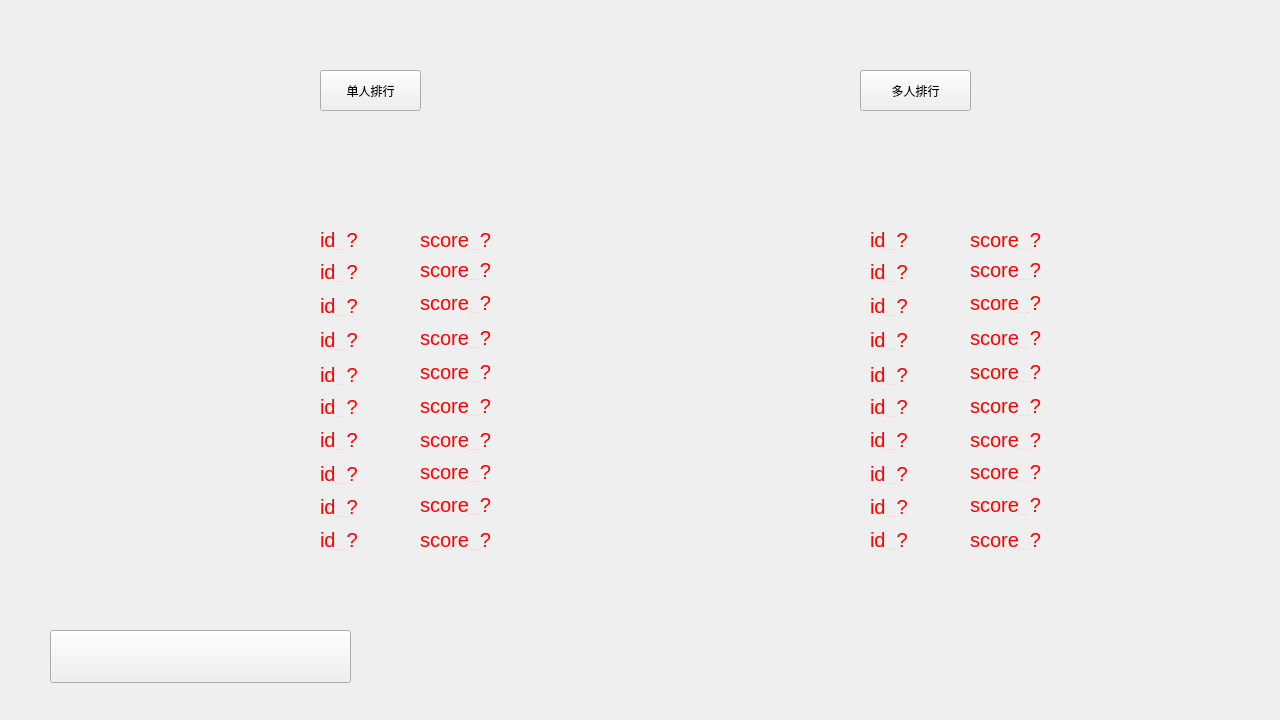
Old version of the form client/windows/rankwindow.ui in the repository HFDLYS/HeartstringsResonance.
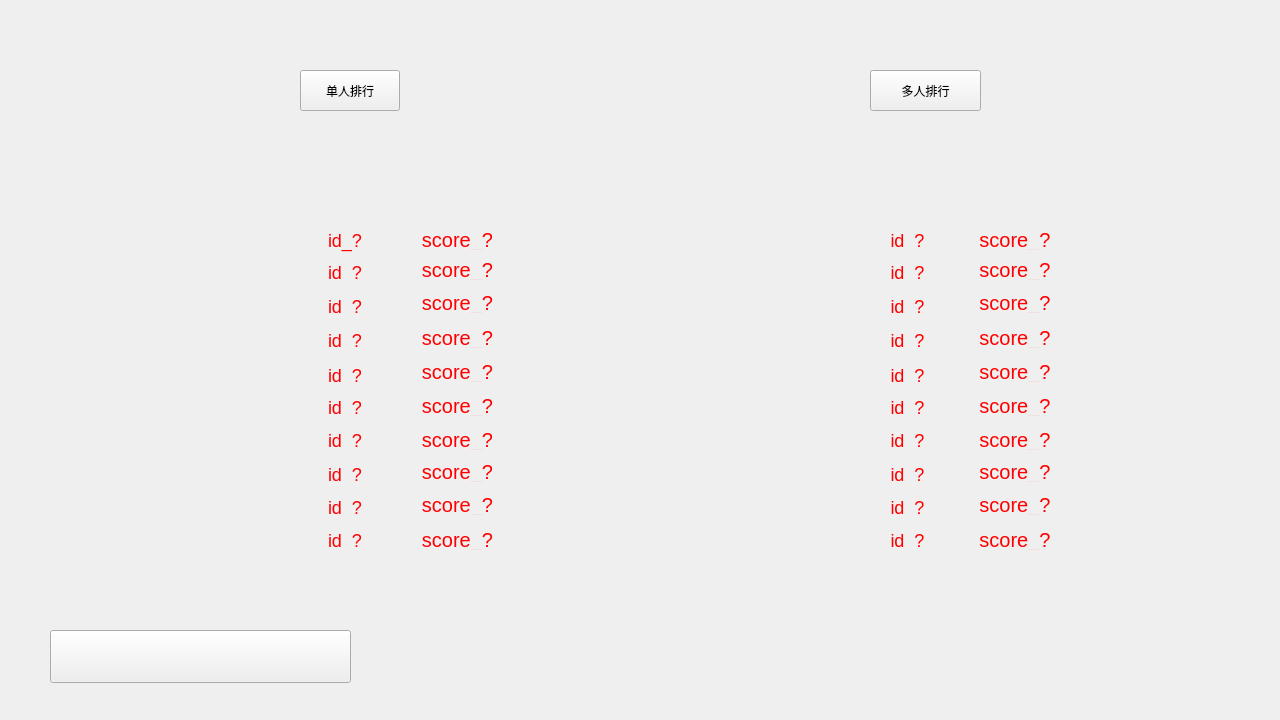
New version of the form. Icons and pictures are not drawn.

Commit message: pref: 优化排行榜界面

Diff of the .ui file:
```diff
--- a/client/windows/rankwindow.ui
+++ b/client/windows/rankwindow.ui
@@ -56,9 +56,9 @@
    <widget class="QWidget" name="rank" native="true">
     <property name="geometry">
      <rect>
-      <x>140</x>
+      <x>110</x>
       <y>40</y>
-      <width>451</width>
+      <width>500</width>
       <height>591</height>
      </rect>
     </property>
@@ -68,15 +68,15 @@
     <widget class="QLabel" name="id_1">
      <property name="geometry">
       <rect>
-       <x>180</x>
-       <y>190</y>
-       <width>80</width>
-       <height>20</height>
+       <x>170</x>
+       <y>185</y>
+       <width>130</width>
+       <height>30</height>
       </rect>
      </property>
      <property name="styleSheet">
       <string notr="true">QLabel{
-	font-size:20px;
+	font-size:18px;
 	color:Red;
 	font-family:幼圆;
 }</string>
@@ -84,19 +84,22 @@
      <property name="text">
       <string>id_?</string>
      </property>
+     <property name="alignment">
+      <set>Qt::AlignmentFlag::AlignCenter</set>
+     </property>
     </widget>
     <widget class="QLabel" name="id_2">
      <property name="geometry">
       <rect>
-       <x>180</x>
+       <x>170</x>
        <y>222</y>
-       <width>80</width>
+       <width>130</width>
        <height>20</height>
       </rect>
      </property>
      <property name="styleSheet">
       <string notr="true">QLabel{
-	font-size:20px;
+	font-size:18px;
 	color:Red;
 	font-family:幼圆;
 }</string>
@@ -104,19 +107,22 @@
      <property name="text">
       <string>id_?</string>
      </property>
+     <property name="alignment">
+      <set>Qt::AlignmentFlag::AlignCenter</set>
+     </property>
     </widget>
     <widget class="QLabel" name="id_3">
      <property name="geometry">
       <rect>
-       <x>180</x>
+       <x>170</x>
        <y>256</y>
-       <width>80</width>
+       <width>130</width>
        <height>20</height>
       </rect>
      </property>
      <property name="styleSheet">
       <string notr="true">QLabel{
-	font-size:20px;
+	font-size:18px;
 	color:Red;
 	font-family:幼圆;
 }</string>
@@ -124,19 +130,22 @@
      <property name="text">
       <string>id_?</string>
      </property>
+     <property name="alignment">
+      <set>Qt::AlignmentFlag::AlignCenter</set>
+     </property>
     </widget>
     <widget class="QLabel" name="id_4">
      <property name="geometry">
       <rect>
-       <x>180</x>
+       <x>170</x>
        <y>290</y>
-       <width>80</width>
+       <width>130</width>
        <height>20</height>
       </rect>
      </property>
      <property name="styleSheet">
       <string notr="true">QLabel{
-	font-size:20px;
+	font-size:18px;
 	color:Red;
 	font-family:幼圆;
 }</string>
@@ -144,19 +153,22 @@
      <property name="text">
       <string>id_?</string>
      </property>
+     <property name="alignment">
+      <set>Qt::AlignmentFlag::AlignCenter</set>
+     </property>
     </widget>
     <widget class="QLabel" name="id_5">
      <property name="geometry">
       <rect>
-       <x>180</x>
+       <x>170</x>
        <y>325</y>
-       <width>80</width>
+       <width>130</width>
        <height>20</height>
       </rect>
      </property>
      <property name="styleSheet">
       <string notr="true">QLabel{
-	font-size:20px;
+	font-size:18px;
 	color:Red;
 	font-family:幼圆;
 }</string>
@@ -164,19 +176,22 @@
      <property name="text">
       <string>id_?</string>
      </property>
+     <property name="alignment">
+      <set>Qt::AlignmentFlag::AlignCenter</set>
+     </property>
     </widget>
     <widget class="QLabel" name="id_6">
      <property name="geometry">
       <rect>
-       <x>180</x>
+       <x>170</x>
        <y>357</y>
-       <width>80</width>
+       <width>130</width>
        <height>20</height>
       </rect>
      </property>
      <property name="styleSheet">
       <string notr="true">QLabel{
-	font-size:20px;
+	font-size:18px;
 	color:Red;
 	font-family:幼圆;
 }</string>
@@ -184,19 +199,22 @@
      <property name="text">
       <string>id_?</string>
      </property>
+     <property name="alignment">
+      <set>Qt::AlignmentFlag::AlignCenter</set>
+     </property>
     </widget>
     <widget class="QLabel" name="id_7">
      <property name="geometry">
       <rect>
-       <x>180</x>
+       <x>170</x>
        <y>390</y>
-       <width>80</width>
+       <width>130</width>
        <height>20</height>
       </rect>
      </property>
      <property name="styleSheet">
       <string notr="true">QLabel{
-	font-size:20px;
+	font-size:18px;
 	color:Red;
 	font-family:幼圆;
 }</string>
@@ -204,19 +222,22 @@
      <property name="text">
       <string>id_?</string>
      </property>
+     <property name="alignment">
+      <set>Qt::AlignmentFlag::AlignCenter</set>
+     </property>
     </widget>
     <widget class="QLabel" name="id_8">
      <property name="geometry">
       <rect>
-       <x>180</x>
+       <x>170</x>
        <y>424</y>
-       <width>80</width>
+       <width>130</width>
        <height>20</height>
       </rect>
      </property>
      <property name="styleSheet">
       <string notr="true">QLabel{
-	font-size:20px;
+	font-size:18px;
 	color:Red;
 	font-family:幼圆;
 }</string>
@@ -224,19 +245,22 @@
      <property name="text">
       <string>id_?</string>
      </property>
+     <property name="alignment">
+      <set>Qt::AlignmentFlag::AlignCenter</set>
+     </property>
     </widget>
     <widget class="QLabel" name="id_9">
      <property name="geometry">
       <rect>
-       <x>180</x>
+       <x>170</x>
        <y>457</y>
-       <width>80</width>
+       <width>130</width>
        <height>20</height>
       </rect>
      </property>
      <property name="styleSheet">
       <string notr="true">QLabel{
-	font-size:20px;
+	font-size:18px;
 	color:Red;
 	font-family:幼圆;
 }</string>
@@ -244,19 +268,22 @@
      <property name="text">
       <string>id_?</string>
      </property>
+     <property name="alignment">
+      <set>Qt::AlignmentFlag::AlignCenter</set>
+     </property>
     </widget>
     <widget class="QLabel" name="id_10">
      <property name="geometry">
       <rect>
-       <x>180</x>
+       <x>170</x>
        <y>490</y>
-       <width>80</width>
+       <width>130</width>
        <height>20</height>
       </rect>
      </property>
      <property name="styleSheet">
       <string notr="true">QLabel{
-	font-size:20px;
+	font-size:18px;
 	color:Red;
 	font-family:幼圆;
 }</string>
@@ -264,13 +291,16 @@
      <property name="text">
       <string>id_?</string>
      </property>
+     <property name="alignment">
+      <set>Qt::AlignmentFlag::AlignCenter</set>
+     </property>
     </widget>
     <widget class="QLabel" name="score_10">
      <property name="geometry">
       <rect>
-       <x>280</x>
+       <x>300</x>
        <y>490</y>
-       <width>80</width>
+       <width>95</width>
        <height>20</height>
       </rect>
      </property>
@@ -284,13 +314,16 @@
      <property name="text">
       <string>score_?</string>
      </property>
+     <property name="alignment">
+      <set>Qt::AlignmentFlag::AlignCenter</set>
+     </property>
     </widget>
     <widget class="QLabel" name="score_9">
      <property name="geometry">
       <rect>
-       <x>280</x>
+       <x>300</x>
        <y>455</y>
-       <width>80</width>
+       <width>95</width>
        <height>20</height>
       </rect>
      </property>
@@ -304,13 +337,16 @@
      <property name="text">
       <string>score_?</string>
      </property>
+     <property name="alignment">
+      <set>Qt::AlignmentFlag::AlignCenter</set>
+     </property>
     </widget>
     <widget class="QLabel" name="score_8">
      <property name="geometry">
       <rect>
-       <x>280</x>
+       <x>300</x>
        <y>422</y>
-       <width>80</width>
+       <width>95</width>
        <height>20</height>
       </rect>
      </property>
@@ -324,13 +360,16 @@
      <property name="text">
       <string>score_?</string>
      </property>
+     <property name="alignment">
+      <set>Qt::AlignmentFlag::AlignCenter</set>
+     </property>
     </widget>
     <widget class="QLabel" name="score_7">
      <property name="geometry">
       <rect>
-       <x>280</x>
+       <x>300</x>
        <y>390</y>
-       <width>80</width>
+       <width>95</width>
        <height>20</height>
       </rect>
      </property>
@@ -344,13 +383,16 @@
      <property name="text">
       <string>score_?</string>
      </property>
+     <property name="alignment">
+      <set>Qt::AlignmentFlag::AlignCenter</set>
+     </property>
     </widget>
     <widget class="QLabel" name="score_6">
      <property name="geometry">
       <rect>
-       <x>280</x>
+       <x>300</x>
        <y>356</y>
-       <width>80</width>
+       <width>95</width>
        <height>20</height>
       </rect>
      </property>
@@ -364,13 +406,16 @@
      <property name="text">
       <string>score_?</string>
      </property>
+     <property name="alignment">
+      <set>Qt::AlignmentFlag::AlignCenter</set>
+     </property>
     </widget>
     <widget class="QLabel" name="score_5">
      <property name="geometry">
       <rect>
-       <x>280</x>
+       <x>300</x>
        <y>322</y>
-       <width>80</width>
+       <width>95</width>
        <height>20</height>
       </rect>
      </property>
@@ -384,13 +429,16 @@
      <property name="text">
       <string>score_?</string>
      </property>
+     <property name="alignment">
+      <set>Qt::AlignmentFlag::AlignCenter</set>
+     </property>
     </widget>
     <widget class="QLabel" name="score_4">
      <property name="geometry">
       <rect>
-       <x>280</x>
+       <x>300</x>
        <y>288</y>
-       <width>80</width>
+       <width>95</width>
        <height>20</height>
       </rect>
      </property>
@@ -404,13 +452,16 @@
      <property name="text">
       <string>score_?</string>
      </property>
+     <property name="alignment">
+      <set>Qt::AlignmentFlag::AlignCenter</set>
+     </property>
     </widget>
     <widget class="QLabel" name="score_3">
      <property name="geometry">
       <rect>
-       <x>280</x>
+       <x>300</x>
        <y>253</y>
-       <width>80</width>
+       <width>95</width>
        <height>20</height>
       </rect>
      </property>
@@ -424,13 +475,16 @@
      <property name="text">
       <string>score_?</string>
      </property>
+     <property name="alignment">
+      <set>Qt::AlignmentFlag::AlignCenter</set>
+     </property>
     </widget>
     <widget class="QLabel" name="score_2">
      <property name="geometry">
       <rect>
-       <x>280</x>
+       <x>300</x>
        <y>220</y>
-       <width>80</width>
+       <width>95</width>
        <height>20</height>
       </rect>
      </property>
@@ -444,13 +498,16 @@
      <property name="text">
       <string>score_?</string>
      </property>
+     <property name="alignment">
+      <set>Qt::AlignmentFlag::AlignCenter</set>
+     </property>
     </widget>
     <widget class="QLabel" name="score_1">
      <property name="geometry">
       <rect>
-       <x>280</x>
+       <x>300</x>
        <y>190</y>
-       <width>80</width>
+       <width>95</width>
        <height>20</height>
       </rect>
      </property>
@@ -464,13 +521,16 @@
      <property name="text">
       <string>score_?</string>
      </property>
+     <property name="alignment">
+      <set>Qt::AlignmentFlag::AlignCenter</set>
+     </property>
     </widget>
     <widget class="QPushButton" name="btnSingle">
      <property name="geometry">
       <rect>
-       <x>180</x>
+       <x>190</x>
        <y>30</y>
-       <width>101</width>
+       <width>100</width>
        <height>41</height>
       </rect>
      </property>
@@ -482,9 +542,9 @@
    <widget class="QWidget" name="rankmuti" native="true">
     <property name="geometry">
      <rect>
-      <x>690</x>
+      <x>670</x>
       <y>40</y>
-      <width>451</width>
+      <width>500</width>
       <height>591</height>
      </rect>
     </property>
@@ -494,15 +554,18 @@
     <widget class="QLabel" name="id_11">
      <property name="geometry">
       <rect>
-       <x>180</x>
+       <x>175</x>
        <y>190</y>
-       <width>80</width>
+       <width>125</width>
        <height>20</height>
       </rect>
      </property>
+     <property name="layoutDirection">
+      <enum>Qt::LayoutDirection::LeftToRight</enum>
+     </property>
      <property name="styleSheet">
       <string notr="true">QLabel{
-	font-size:20px;
+	font-size:18px;
 	color:Red;
 	font-family:幼圆;
 }</string>
@@ -510,19 +573,25 @@
      <property name="text">
       <string>id_?</string>
      </property>
+     <property name="alignment">
+      <set>Qt::AlignmentFlag::AlignCenter</set>
+     </property>
     </widget>
     <widget class="QLabel" name="id_12">
      <property name="geometry">
       <rect>
-       <x>180</x>
+       <x>175</x>
        <y>222</y>
-       <width>80</width>
+       <width>125</width>
        <height>20</height>
       </rect>
      </property>
+     <property name="layoutDirection">
+      <enum>Qt::LayoutDirection::LeftToRight</enum>
+     </property>
      <property name="styleSheet">
       <string notr="true">QLabel{
-	font-size:20px;
+	font-size:18px;
 	color:Red;
 	font-family:幼圆;
 }</string>
@@ -530,19 +599,25 @@
      <property name="text">
       <string>id_?</string>
      </property>
+     <property name="alignment">
+      <set>Qt::AlignmentFlag::AlignCenter</set>
+     </property>
     </widget>
     <widget class="QLabel" name="id_13">
      <property name="geometry">
       <rect>
-       <x>180</x>
+       <x>175</x>
        <y>256</y>
-       <width>80</width>
+       <width>125</width>
        <height>20</height>
       </rect>
      </property>
+     <property name="layoutDirection">
+      <enum>Qt::LayoutDirection::LeftToRight</enum>
+     </property>
      <property name="styleSheet">
       <string notr="true">QLabel{
-	font-size:20px;
+	font-size:18px;
 	color:Red;
 	font-family:幼圆;
 }</string>
@@ -550,19 +625,25 @@
      <property name="text">
       <string>id_?</string>
      </property>
+     <property name="alignment">
+      <set>Qt::AlignmentFlag::AlignCenter</set>
+     </property>
     </widget>
     <widget class="QLabel" name="id_14">
      <property name="geometry">
       <rect>
-       <x>180</x>
+       <x>175</x>
        <y>290</y>
-       <width>80</width>
+       <width>125</width>
        <height>20</height>
       </rect>
      </property>
+     <property name="layoutDirection">
+      <enum>Qt::LayoutDirection::LeftToRight</enum>
+     </property>
      <property name="styleSheet">
       <string notr="true">QLabel{
-	font-size:20px;
+	font-size:18px;
 	color:Red;
 	font-family:幼圆;
 }</string>
@@ -570,19 +651,25 @@
      <property name="text">
       <string>id_?</string>
      </property>
+     <property name="alignment">
+      <set>Qt::AlignmentFlag::AlignCenter</set>
+     </property>
     </widget>
     <widget class="QLabel" name="id_15">
      <property name="geometry">
       <rect>
-       <x>180</x>
+       <x>175</x>
        <y>325</y>
-       <width>80</width>
+       <width>125</width>
        <height>20</height>
       </rect>
      </property>
+     <property name="layoutDirection">
+      <enum>Qt::LayoutDirection::LeftToRight</enum>
+     </property>
      <property name="styleSheet">
       <string notr="true">QLabel{
-	font-size:20px;
+	font-size:18px;
 	color:Red;
 	font-family:幼圆;
 }</string>
@@ -590,19 +677,25 @@
      <property name="text">
       <string>id_?</string>
      </property>
+     <property name="alignment">
+      <set>Qt::AlignmentFlag::AlignCenter</set>
+     </property>
     </widget>
     <widget class="QLabel" name="id_16">
      <property name="geometry">
       <rect>
-       <x>180</x>
+       <x>175</x>
        <y>357</y>
-       <width>80</width>
+       <width>125</width>
        <height>20</height>
       </rect>
      </property>
+     <property name="layoutDirection">
+      <enum>Qt::LayoutDirection::LeftToRight</enum>
+     </property>
      <property name="styleSheet">
       <string notr="true">QLabel{
-	font-size:20px;
+	font-size:18px;
 	color:Red;
 	font-family:幼圆;
 }</string>
@@ -610,19 +703,25 @@
      <property name="text">
       <string>id_?</string>
      </property>
+     <property name="alignment">
+      <set>Qt::AlignmentFlag::AlignCenter</set>
+     </property>
     </widget>
     <widget class="QLabel" name="id_17">
      <property name="geometry">
       <rect>
-       <x>180</x>
+       <x>175</x>
        <y>390</y>
-       <width>80</width>
+       <width>125</width>
        <height>20</height>
       </rect>
      </property>
+     <property name="layoutDirection">
+      <enum>Qt::LayoutDirection::LeftToRight</enum>
+     </property>
      <property name="styleSheet">
       <string notr="true">QLabel{
-	font-size:20px;
+	font-size:18px;
 	color:Red;
 	font-family:幼圆;
 }</string>
@@ -630,19 +729,25 @@
      <property name="text">
       <string>id_?</string>
      </property>
+     <property name="alignment">
+      <set>Qt::AlignmentFlag::AlignCenter</set>
+     </property>
     </widget>
     <widget class="QLabel" name="id_18">
      <property name="geometry">
       <rect>
-       <x>180</x>
+       <x>175</x>
        <y>424</y>
-       <width>80</width>
+       <width>125</width>
        <height>20</height>
       </rect>
      </property>
+     <property name="layoutDirection">
+      <enum>Qt::LayoutDirection::LeftToRight</enum>
+     </property>
      <property name="styleSheet">
       <string notr="true">QLabel{
-	font-size:20px;
+	font-size:18px;
 	color:Red;
 	font-family:幼圆;
 }</string>
@@ -650,19 +755,25 @@
      <property name="text">
       <string>id_?</string>
      </property>
+     <property name="alignment">
+      <set>Qt::AlignmentFlag::AlignCenter</set>
+     </property>
     </widget>
     <widget class="QLabel" name="id_19">
      <property name="geometry">
       <rect>
-       <x>180</x>
+       <x>175</x>
        <y>457</y>
-       <width>80</width>
+       <width>125</width>
        <height>20</height>
       </rect>
      </property>
+     <property name="layoutDirection">
+      <enum>Qt::LayoutDirection::LeftToRight</enum>
+     </property>
      <property name="styleSheet">
       <string notr="true">QLabel{
-	font-size:20px;
+	font-size:18px;
 	color:Red;
 	font-family:幼圆;
 }</string>
@@ -670,19 +781,25 @@
      <property name="text">
       <string>id_?</string>
      </property>
+     <property name="alignment">
+      <set>Qt::AlignmentFlag::AlignCenter</set>
+     </property>
     </widget>
     <widget class="QLabel" name="id_20">
      <property name="geometry">
       <rect>
-       <x>180</x>
+       <x>175</x>
        <y>490</y>
-       <width>80</width>
+       <width>125</width>
        <height>20</height>
       </rect>
      </property>
+     <property name="layoutDirection">
+      <enum>Qt::LayoutDirection::LeftToRight</enum>
+     </property>
      <property name="styleSheet">
       <string notr="true">QLabel{
-	font-size:20px;
+	font-size:18px;
 	color:Red;
 	font-family:幼圆;
 }</string>
@@ -690,13 +807,16 @@
      <property name="text">
       <string>id_?</string>
      </property>
+     <property name="alignment">
+      <set>Qt::AlignmentFlag::AlignCenter</set>
+     </property>
     </widget>
     <widget class="QLabel" name="score_20">
      <property name="geometry">
       <rect>
-       <x>280</x>
+       <x>300</x>
        <y>490</y>
-       <width>80</width>
+       <width>90</width>
        <height>20</height>
       </rect>
      </property>
@@ -710,13 +830,16 @@
      <property name="text">
       <string>score_?</string>
      </property>
+     <property name="alignment">
+      <set>Qt::AlignmentFlag::AlignCenter</set>
+     </property>
     </widget>
     <widget class="QLabel" name="score_19">
      <property name="geometry">
       <rect>
-       <x>280</x>
+       <x>300</x>
        <y>455</y>
-       <width>80</width>
+       <width>90</width>
        <height>20</height>
       </rect>
      </property>
@@ -730,13 +853,16 @@
      <property name="text">
       <string>score_?</string>
      </property>
+     <property name="alignment">
+      <set>Qt::AlignmentFlag::AlignCenter</set>
+     </property>
     </widget>
     <widget class="QLabel" name="score_18">
      <property name="geometry">
       <rect>
-       <x>280</x>
+       <x>300</x>
        <y>422</y>
-       <width>80</width>
+       <width>90</width>
        <height>20</height>
       </rect>
      </property>
@@ -750,13 +876,16 @@
      <property name="text">
       <string>score_?</string>
      </property>
+     <property name="alignment">
+      <set>Qt::AlignmentFlag::AlignCenter</set>
+     </property>
     </widget>
     <widget class="QLabel" name="score_17">
      <property name="geometry">
       <rect>
-       <x>280</x>
+       <x>300</x>
        <y>390</y>
-       <width>80</width>
+       <width>90</width>
        <height>20</height>
       </rect>
      </property>
@@ -770,13 +899,16 @@
      <property name="text">
       <string>score_?</string>
      </property>
+     <property name="alignment">
+      <set>Qt::AlignmentFlag::AlignCenter</set>
+     </property>
     </widget>
     <widget class="QLabel" name="score_16">
      <property name="geometry">
       <rect>
-       <x>280</x>
+       <x>300</x>
        <y>356</y>
-       <width>80</width>
+       <width>90</width>
        <height>20</height>
       </rect>
      </property>
@@ -790,13 +922,16 @@
      <property name="text">
       <string>score_?</string>
      </property>
+     <property name="alignment">
+      <set>Qt::AlignmentFlag::AlignCenter</set>
+     </property>
     </widget>
     <widget class="QLabel" name="score_15">
      <property name="geometry">
       <rect>
-       <x>280</x>
+       <x>300</x>
        <y>322</y>
-       <width>80</width>
+       <width>90</width>
        <height>20</height>
       </rect>
      </property>
@@ -810,13 +945,16 @@
      <property name="text">
       <string>score_?</string>
      </property>
+     <property name="alignment">
+      <set>Qt::AlignmentFlag::AlignCenter</set>
+     </property>
     </widget>
     <widget class="QLabel" name="score_14">
      <property name="geometry">
       <rect>
-       <x>280</x>
+       <x>300</x>
        <y>288</y>
-       <width>80</width>
+       <width>90</width>
        <height>20</height>
       </rect>
      </property>
@@ -830,13 +968,16 @@
      <property name="text">
       <string>score_?</string>
      </property>
+     <property name="alignment">
+      <set>Qt::AlignmentFlag::AlignCenter</set>
+     </property>
     </widget>
     <widget class="QLabel" name="score_13">
      <property name="geometry">
       <rect>
-       <x>280</x>
+       <x>300</x>
        <y>253</y>
-       <width>80</width>
+       <width>90</width>
        <height>20</height>
       </rect>
      </property>
@@ -850,13 +991,16 @@
      <property name="text">
       <string>score_?</string>
      </property>
+     <property name="alignment">
+      <set>Qt::AlignmentFlag::AlignCenter</set>
+     </property>
     </widget>
     <widget class="QLabel" name="score_12">
      <property name="geometry">
       <rect>
-       <x>280</x>
+       <x>300</x>
        <y>220</y>
-       <width>80</width>
+       <width>90</width>
        <height>20</height>
       </rect>
      </property>
@@ -870,13 +1014,16 @@
      <property name="text">
       <string>score_?</string>
      </property>
+     <property name="alignment">
+      <set>Qt::AlignmentFlag::AlignCenter</set>
+     </property>
     </widget>
     <widget class="QLabel" name="score_11">
      <property name="geometry">
       <rect>
-       <x>280</x>
+       <x>300</x>
        <y>190</y>
-       <width>80</width>
+       <width>90</width>
        <height>20</height>
       </rect>
      </property>
@@ -890,11 +1037,14 @@
      <property name="text">
       <string>score_?</string>
      </property>
+     <property name="alignment">
+      <set>Qt::AlignmentFlag::AlignCenter</set>
+     </property>
     </widget>
     <widget class="QPushButton" name="pushButton_2">
      <property name="geometry">
       <rect>
-       <x>170</x>
+       <x>200</x>
        <y>30</y>
        <width>111</width>
        <height>41</height>
```
